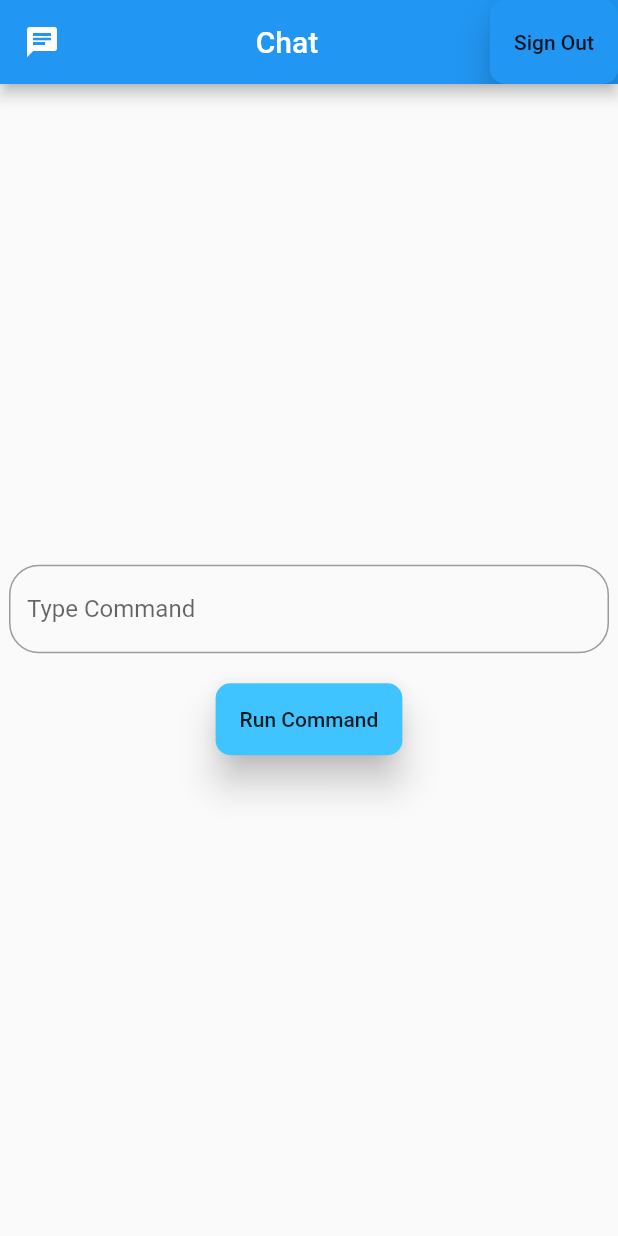
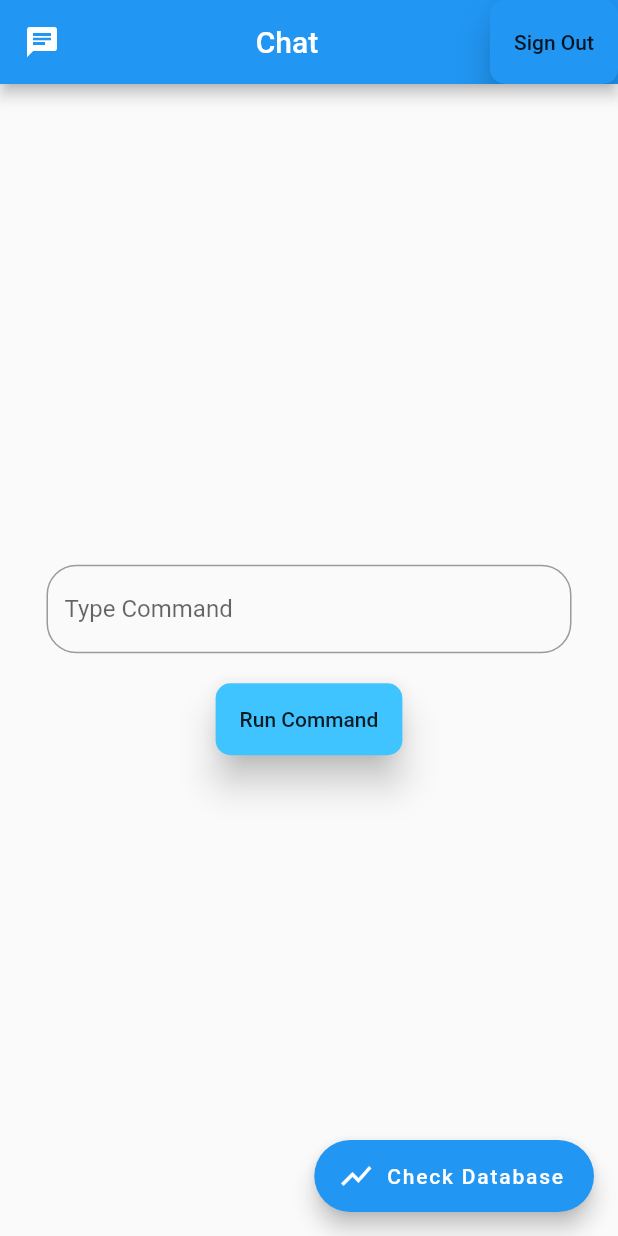
Before and after one commit to sulabh2000/Firebase_Flutter, a Flutter app: the MyChat screen opened by its route, after a tap on "Run Command", on a phone screen of 412 x 824 dp. Run offline on Flutter 3.47's test engine with Material 2 defaults, Android fonts, the phone set to English and light mode, and no system bars; our stand-ins replace cloud_firestore, firebase_auth, firebase_core, fluttertoast; accounts and stored records are empty; network calls fail.

Commit message:
adding some feature

```diff
--- a/lib/screens/chat.dart
+++ b/lib/screens/chat.dart
@@ -14,7 +14,7 @@ class _MyChatState extends State<MyChat> {
   var fsconnect = FirebaseFirestore.instance;
   var command;
   myweb(cmd) async {
-    var url = "http://192.168.43.33/cgi-bin/stop.py?x=${cmd}";
+    var url = "http://192.168.43.33/cgi-bin/command.py?x=${cmd}";
     var response = await http.get(url);
     return response.body;
   }
@@ -53,7 +53,7 @@ class _MyChatState extends State<MyChat> {
       ),
       body: Center(
         child: Container(
-          width: 400,
+          width: 350,
           child: Column(
             mainAxisAlignment: MainAxisAlignment.center,
             children: <Widget>[
@@ -77,10 +77,20 @@ class _MyChatState extends State<MyChat> {
                     minWidth: 100,
                     height: 40,
                     onPressed: () async {
-                      var x = await myweb(command);
-                      fsconnect.collection("Students").add({
-                        "Output": x,
-                      });
+                      try {
+                        var x = await myweb(command);
+                        fsconnect.collection("Commands").add({
+                          "Output": x,
+                        });
+                        Fluttertoast.showToast(
+                            msg: "Command run successfully, Saving in Database",
+                            toastLength: Toast.LENGTH_LONG,
+                            gravity: ToastGravity.BOTTOM,
+                            timeInSecForIosWeb: 1,
+                            backgroundColor: Colors.green,
+                            textColor: Colors.white,
+                            fontSize: 16.0);
+                      } catch (e) {}
                     },
                     child: Text("Run Command"),
                   )),
@@ -88,6 +98,15 @@ class _MyChatState extends State<MyChat> {
           ),
         ),
       ),
+      floatingActionButton: FloatingActionButton.extended(
+        onPressed: () async {
+          var d = await fsconnect.collection("Commands").get();
+          for (var i in d.docs) print(i.data());
+        },
+        label: Text("Check Database"),
+        icon: Icon(Icons.show_chart),
+        backgroundColor: Colors.lightBlueAccent[300],
+      ),
     );
   }
 }
```
Also changed, not shown: lib/screens/regis.dart (+9 -0 lines).
